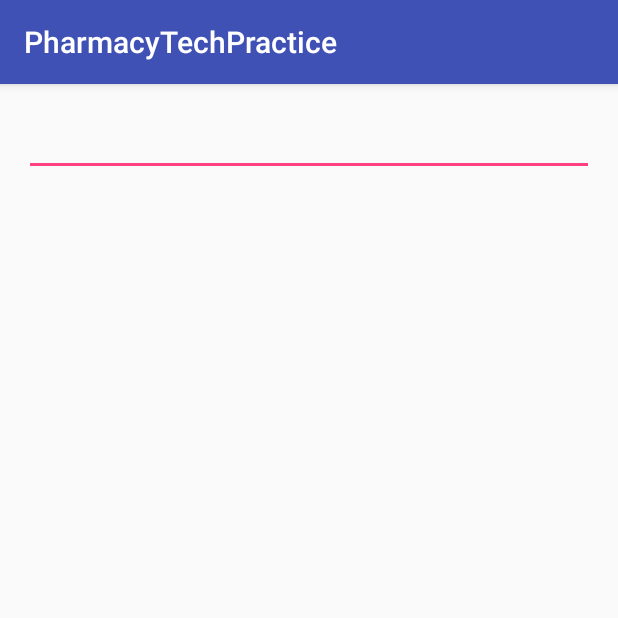
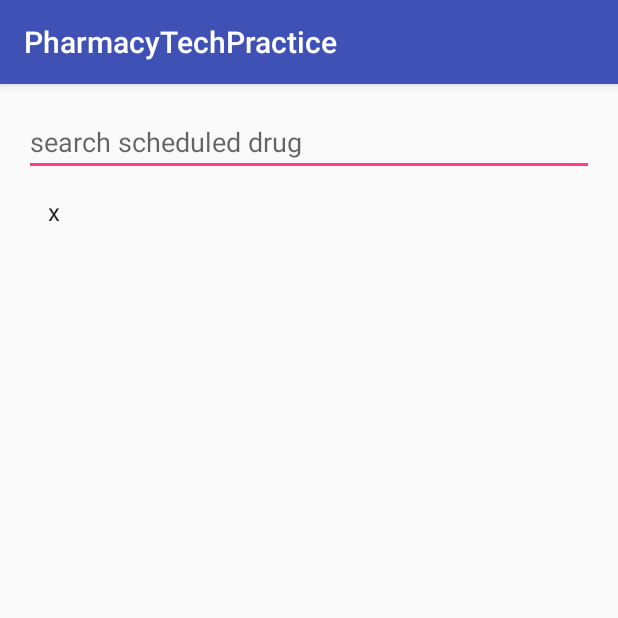
Before and after one commit to KimTNguyen/Android-Development, an Android app: the ScheduledDrugActivity screen opened directly, with no data from a screen before it, on a phone screen of 412 x 824 dp, the top half of it. Run offline under Robolectric (Android 15) with nearby library versions, the phone set to English and light mode, and no system bars.

Commit message:
implement search controlled drug

```diff
--- a/DrugList/app/src/main/AndroidManifest.xml
+++ b/DrugList/app/src/main/AndroidManifest.xml
@@ -17,7 +17,9 @@
             </intent-filter>
         </activity>
         <activity android:name=".AddDataActivity" />
-        <activity android:name=".ScheduledDrugActivity"></activity>
+        <activity android:name=".ScheduledDrugActivity"
+            android:windowSoftInputMode="stateHidden">
+        </activity>
     </application>
 
 </manifest>
--- a/DrugList/app/src/main/java/projects/android/nguyen/kim/pharmacyTechPractice/ScheduledDrugActivity.java
+++ b/DrugList/app/src/main/java/projects/android/nguyen/kim/pharmacyTechPractice/ScheduledDrugActivity.java
@@ -2,12 +2,86 @@ package projects.android.nguyen.kim.pharmacyTechPractice;
 
 import android.support.v7.app.AppCompatActivity;
 import android.os.Bundle;
+import android.text.Editable;
+import android.text.TextWatcher;
+import android.util.Log;
+import android.view.View;
+import android.widget.AdapterView;
+import android.widget.ArrayAdapter;
+import android.widget.EditText;
+import android.widget.ListView;
+
+import java.util.ArrayList;
+import java.util.Scanner;
 
 public class ScheduledDrugActivity extends AppCompatActivity {
 
+    private ArrayAdapter<String> drugAdapter;
+    private ArrayList<String> scheduledDrugList = new ArrayList<>();
+
     @Override
     protected void onCreate(Bundle savedInstanceState) {
+        Log.d("function", "onCreate start!");
         super.onCreate(savedInstanceState);
         setContentView(R.layout.activity_scheduled_drug);
+        initScheduledDrugList();
+        display();
+        search();
+        Log.d("function", "onCreate end!");
+    }
+
+    /**
+     * Reads data from the raw file and store them in the scheduledDrugList
+     */
+    private void initScheduledDrugList() {
+        Log.d("function", "initScheduledDrugList start!");
+        Scanner scanner = new Scanner(getResources().openRawResource(R.raw.scheduled_drugs));
+
+        while (scanner.hasNext()) {
+            scheduledDrugList.add(scanner.nextLine());
+        }
+
+        Log.d("scheduledDrugList", scheduledDrugList.toString());
+        Log.d("function", "initScheduledDrugList end!");
+    }
+
+    /**
+     * Displays the scheduledDrugList on the screen
+     */
+    private void display() {
+        Log.d("function", "display start!");
+
+        ListView listView = (ListView) findViewById(R.id.scheduled_drug_list);
+
+        drugAdapter = new ArrayAdapter<String>(this, android.R.layout.simple_list_item_1, scheduledDrugList);
+        listView.setAdapter(drugAdapter);
+
+        Log.d("function", "display end!");
+    }
+
+    /**
+     * Finds elements matching the input
+     */
+    private void search() {
+        Log.d("function","search start!");
+
+        EditText searchScheduledDrug = (EditText) findViewById(R.id.search_scheduled_drug);
+        searchScheduledDrug.addTextChangedListener(new TextWatcher() {
+            @Override
+            public void beforeTextChanged(CharSequence charSequence, int i, int i1, int i2) {
+
+            }
+
+            @Override
+            public void onTextChanged(CharSequence charSequence, int i, int i1, int i2) {
+                ScheduledDrugActivity.this.drugAdapter.getFilter().filter(charSequence);
+            }
+
+            @Override
+            public void afterTextChanged(Editable editable) {
+
+            }
+        });
+        Log.d("function", "search end!");
     }
 }
--- a/DrugList/app/src/main/res/layout/activity_scheduled_drug.xml
+++ b/DrugList/app/src/main/res/layout/activity_scheduled_drug.xml
@@ -11,7 +11,19 @@
     android:paddingTop="@dimen/activity_vertical_margin"
     tools:context="projects.android.nguyen.kim.pharmacyTechPractice.ScheduledDrugActivity">
 
+    <!-- EditText for Search -->
     <EditText
         android:layout_width="match_parent"
-        android:layout_height="wrap_content" />
+        android:layout_height="wrap_content"
+        android:id="@+id/search_scheduled_drug"
+        android:hint="search scheduled drug"
+        android:inputType="textVisiblePassword" />
+
+    <!-- List of Schedule Drugs -->
+    <ListView
+        android:layout_width="match_parent"
+        android:layout_height="wrap_content"
+        android:id="@+id/scheduled_drug_list" >
+    </ListView>
+
 </LinearLayout>
```
